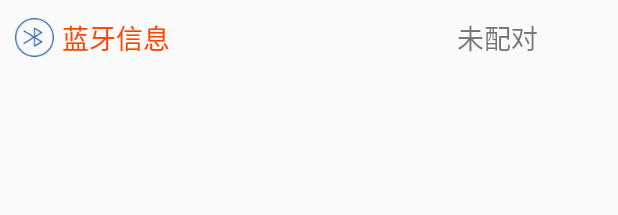
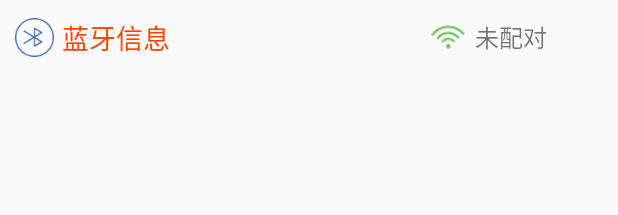
Before and after one commit to AndyYan1010/Christie02, an Android app: the layout listview_bluetinfo.xml on its own in the app's theme, with its tools: preview values and no code run, on a phone screen of 412 x 824 dp. Shown: the top 215 px of the screen. Run offline under Robolectric (Android 15) with nearby library versions, the phone set to English and light mode, and no system bars.

Commit message:
more change

```diff
--- a/app/src/main/res/layout/activity_add_bluetooth.xml
+++ b/app/src/main/res/layout/activity_add_bluetooth.xml
@@ -11,6 +11,7 @@
         android:layout_width="match_parent"
         android:layout_height="wrap_content"
         android:layout_marginTop="20dp"
+        android:gravity="center"
         android:orientation="horizontal">
 
         <ImageView
@@ -23,6 +24,7 @@
             android:src="@drawable/blue_open"/>
 
         <LinearLayout
+            android:id="@+id/linear_selc_pro"
             android:layout_width="match_parent"
             android:layout_height="120dp"
             android:layout_gravity="center_vertical"
--- a/app/src/main/res/layout/listview_bluetinfo.xml
+++ b/app/src/main/res/layout/listview_bluetinfo.xml
@@ -9,7 +9,7 @@
         android:layout_width="0dp"
         android:layout_height="50dp"
         android:layout_marginLeft="10dp"
-        android:layout_weight="3"
+        android:layout_weight="4"
         android:gravity="center_vertical"
         android:orientation="horizontal">
 
@@ -28,13 +28,26 @@
             android:textSize="18sp"/>
     </LinearLayout>
 
+    <LinearLayout
+        android:layout_width="0dp"
+        android:layout_height="wrap_content"
+        android:layout_weight="3"
+        android:gravity="center"
+        android:minHeight="50dp"
+        android:orientation="horizontal">
 
-    <TextView
-        android:id="@+id/tv_state"
-        android:layout_width="0dp"
-        android:layout_height="50dp"
-        android:layout_weight="2"
-        android:gravity="center"
-        android:text="未配对"
-        android:textSize="18sp"/>
+        <ImageView
+            android:id="@+id/img_signal"
+            android:layout_width="25dp"
+            android:layout_height="25dp"
+            android:src="@drawable/signal_1"/>
+
+        <TextView
+            android:id="@+id/tv_state"
+            android:layout_width="wrap_content"
+            android:layout_height="wrap_content"
+            android:layout_marginLeft="5dp"
+            android:text="未配对"
+            android:textSize="16sp"/>
+    </LinearLayout>
 </LinearLayout>
```
Also changed, not shown: app/src/main/java/com/example/administrator/christie/InformationMessege/ProjectMsg.java (+13 -0 lines), app/src/main/java/com/example/administrator/christie/activity/homeAct/AddBluetoothActivity.java (+63 -4 lines), app/src/main/java/com/example/administrator/christie/adapter/LvBlueTInfoAdapter.java (+14 -1 lines), app/src/main/java/com/example/administrator/christie/broadcastReceiver/SearchBlueThBcr.java (+8 -1 lines), app/src/main/res/drawable-hdpi/signal_1.png (added), app/src/main/res/drawable-hdpi/signal_2.png (added), app/src/main/res/drawable-hdpi/signal_3.png (added).
